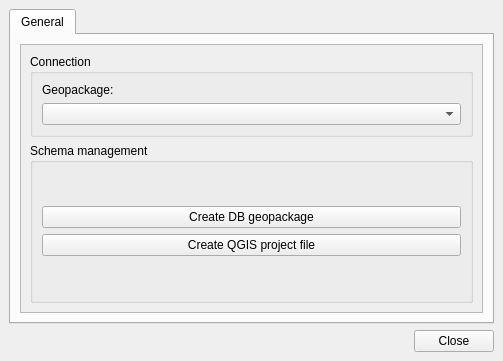
The window that core/ui/admin/admin_ui.ui (ibergis/ibergis_qgis_plugin) describes before a commit, drawn with Qt 5.
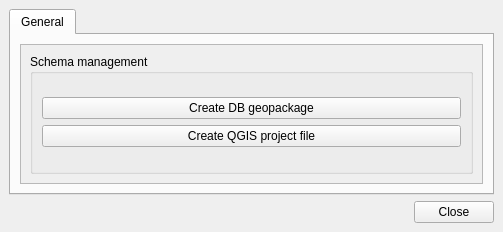
The same window after the commit. Icons and pictures are not drawn.

Commit message: Admin button: Clean code

Patch:
```diff
--- a/core/ui/admin/admin_ui.ui
+++ b/core/ui/admin/admin_ui.ui
@@ -7,7 +7,7 @@
     <x>0</x>
     <y>0</y>
     <width>503</width>
-    <height>361</height>
+    <height>232</height>
    </rect>
   </property>
   <property name="sizePolicy">
@@ -114,11 +114,11 @@
              <x>0</x>
              <y>0</y>
              <width>459</width>
-             <height>266</height>
+             <height>133</height>
             </rect>
            </property>
            <layout class="QGridLayout" name="gridLayout_11">
-            <item row="1" column="0">
+            <item row="0" column="0">
              <widget class="QGroupBox" name="grb_schema_manager">
               <property name="title">
                <string>Schema management</string>
@@ -157,41 +157,6 @@
               </layout>
              </widget>
             </item>
-            <item row="0" column="0">
-             <widget class="QGroupBox" name="grb_conection">
-              <property name="sizePolicy">
-               <sizepolicy hsizetype="Preferred" vsizetype="Fixed">
-                <horstretch>0</horstretch>
-                <verstretch>0</verstretch>
-               </sizepolicy>
-              </property>
-              <property name="title">
-               <string>Connection</string>
-              </property>
-              <layout class="QGridLayout" name="gridLayout_2">
-               <item row="1" column="0" colspan="2">
-                <widget class="QComboBox" name="cmb_connection">
-                 <property name="enabled">
-                  <bool>true</bool>
-                 </property>
-                </widget>
-               </item>
-               <item row="0" column="0" colspan="2">
-                <widget class="QLabel" name="lbl_connection">
-                 <property name="sizePolicy">
-                  <sizepolicy hsizetype="Maximum" vsizetype="Preferred">
-                   <horstretch>0</horstretch>
-                   <verstretch>0</verstretch>
-                  </sizepolicy>
-                 </property>
-                 <property name="text">
-                  <string>Geopackage:</string>
-                 </property>
-                </widget>
-               </item>
-              </layout>
-             </widget>
-            </item>
            </layout>
           </widget>
          </widget>
```
Left out of the diff: 1 changed line with no effect on the pictures. The commit also changes 1 other file.
